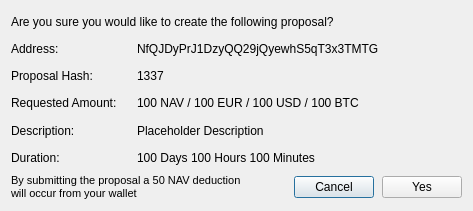
Qt form src/qt/forms/sendcommunityfunddialog.ui (navcoin/navcoin-core) before a commit.
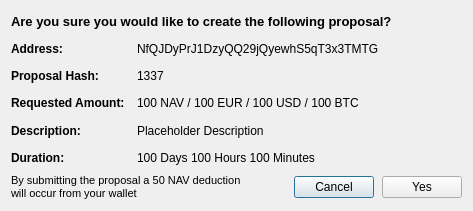
The same form after that commit.

The edit to the form file:
```diff
--- a/src/qt/forms/sendcommunityfunddialog.ui
+++ b/src/qt/forms/sendcommunityfunddialog.ui
@@ -18,6 +18,13 @@
     <layout class="QVBoxLayout" name="verticalLayoutCommunityFundDialog">
      <item>
       <widget class="QLabel" name="labelQuestionTitle">
+       <property name="font">
+        <font>
+         <pointsize>10</pointsize>
+         <weight>75</weight>
+         <bold>true</bold>
+        </font>
+       </property>
        <property name="text">
         <string>Are you sure you would like to create the following proposal?</string>
        </property>
@@ -45,6 +52,13 @@
            <height>16777215</height>
           </size>
          </property>
+         <property name="font">
+          <font>
+           <pointsize>9</pointsize>
+           <weight>75</weight>
+           <bold>true</bold>
+          </font>
+         </property>
          <property name="text">
           <string>Address:</string>
          </property>
@@ -87,6 +101,12 @@
            <height>16777215</height>
           </size>
          </property>
+         <property name="font">
+          <font>
+           <weight>75</weight>
+           <bold>true</bold>
+          </font>
+         </property>
          <property name="text">
           <string>Proposal Hash:</string>
          </property>
@@ -129,6 +149,12 @@
            <height>16777215</height>
           </size>
          </property>
+         <property name="font">
+          <font>
+           <weight>75</weight>
+           <bold>true</bold>
+          </font>
+         </property>
          <property name="text">
           <string>Requested Amount:</string>
          </property>
@@ -165,6 +191,12 @@
            <height>16777215</height>
           </size>
          </property>
+         <property name="font">
+          <font>
+           <weight>75</weight>
+           <bold>true</bold>
+          </font>
+         </property>
          <property name="text">
           <string>Description:</string>
          </property>
@@ -201,6 +233,12 @@
            <height>16777215</height>
           </size>
          </property>
+         <property name="font">
+          <font>
+           <weight>75</weight>
+           <bold>true</bold>
+          </font>
+         </property>
          <property name="text">
           <string>Duration:</string>
          </property>
```
